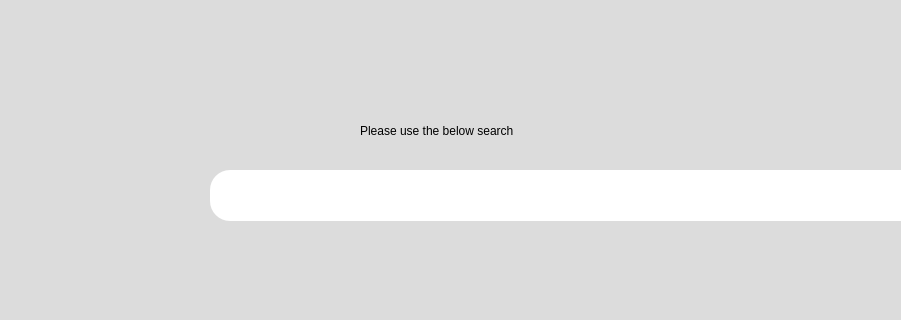
Before: the Qt Designer form start.ui in eppenney/eBook-Perpetual-Access-Rights-Tracker, drawn with Qt 5; both pictures show x 0 to 901 and y 110 to 430 of the 1177 by 898 pixel window.
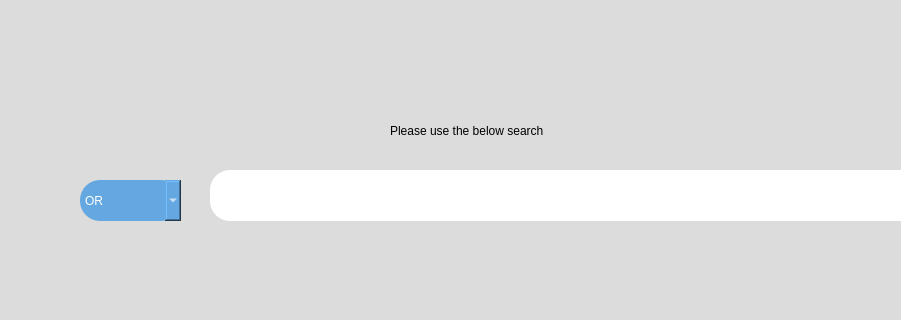
After: the same form once the commit is applied.

Patch:
```diff
--- a/start.ui
+++ b/start.ui
@@ -150,7 +150,7 @@
    <widget class="QLabel" name="label_2">
     <property name="geometry">
      <rect>
-      <x>380</x>
+      <x>410</x>
       <y>210</y>
       <width>431</width>
       <height>61</height>
@@ -201,6 +201,32 @@
      <string>-</string>
     </property>
    </widget>
+   <widget class="QComboBox" name="booleanBox">
+    <property name="geometry">
+     <rect>
+      <x>100</x>
+      <y>290</y>
+      <width>101</width>
+      <height>41</height>
+     </rect>
+    </property>
+    <property name="styleSheet">
+     <string notr="true">color: rgb(255, 255, 255);
+font: 75 12pt &quot;MS Shell Dlg 2&quot;;
+background-color: rgb(100, 167, 225);
+border-radius:20px;</string>
+    </property>
+    <item>
+     <property name="text">
+      <string>OR</string>
+     </property>
+    </item>
+    <item>
+     <property name="text">
+      <string>AND</string>
+     </property>
+    </item>
+   </widget>
   </widget>
  </widget>
  <resources/>
```
